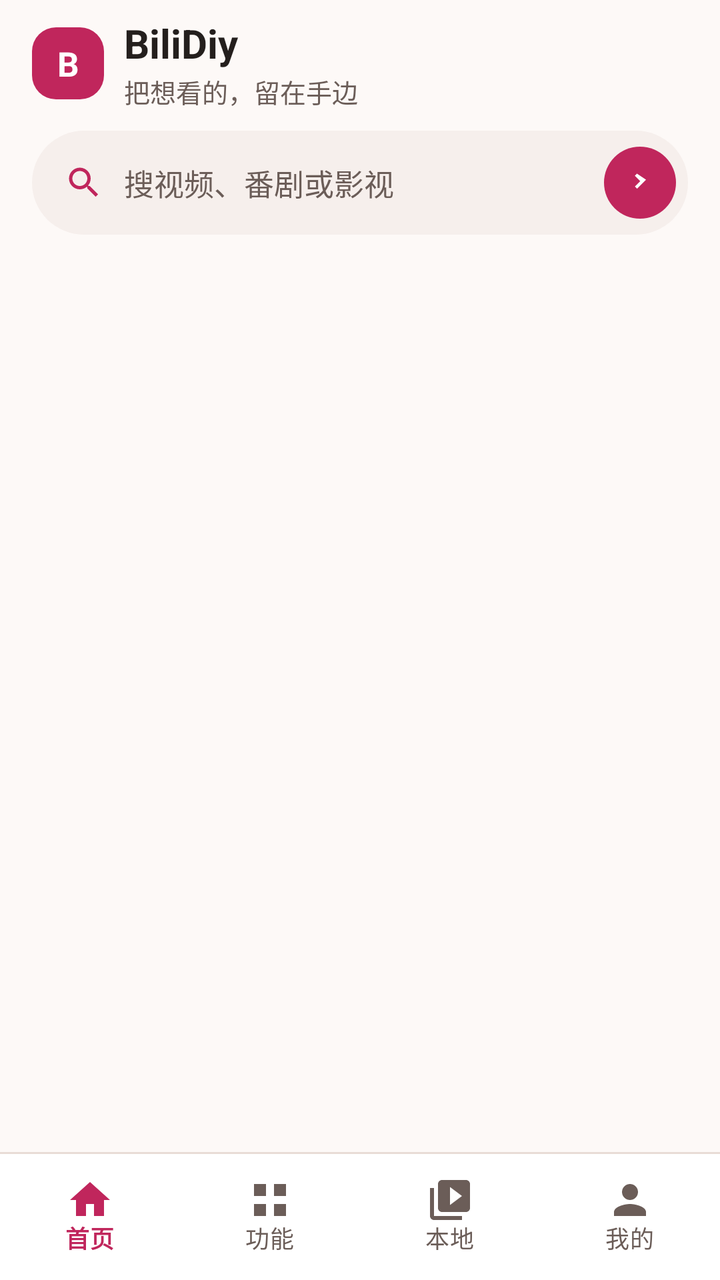
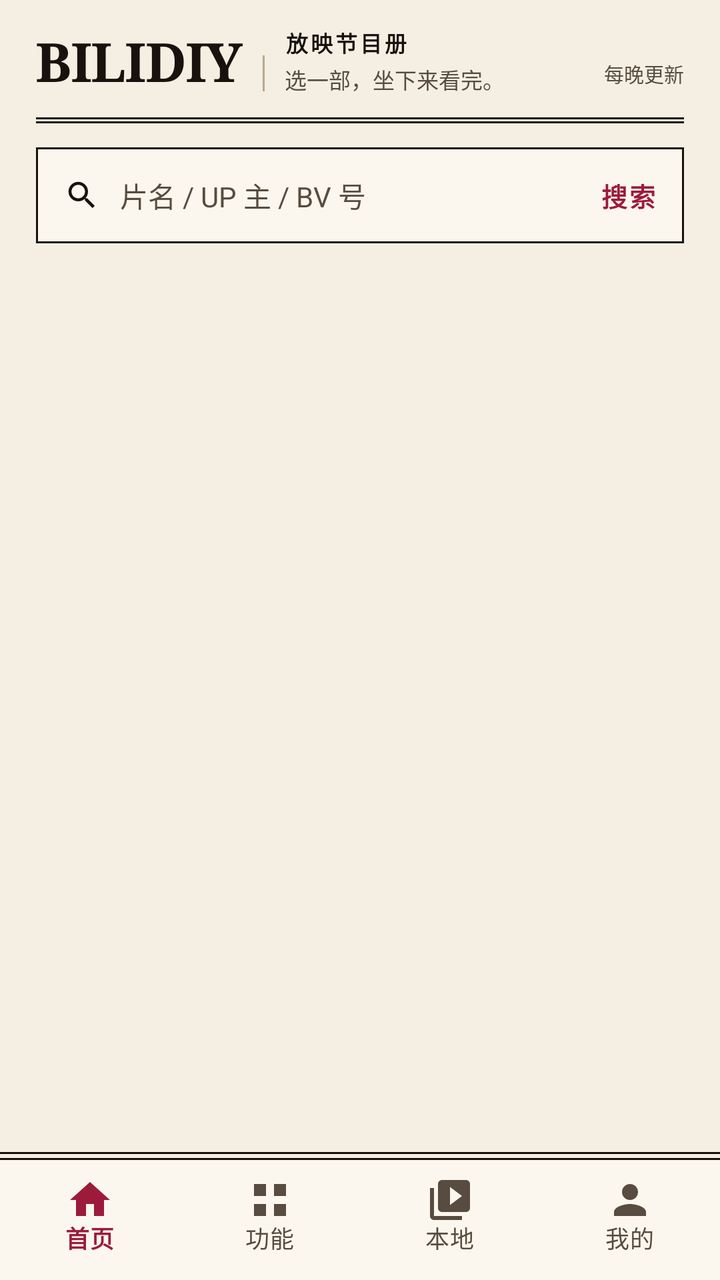

Screens rendered from an Android XML layout before and after an edit, with the pre-edit source and the edit as a unified diff.
<!-- AndroidManifest.xml: application theme Theme.BiliDiy -->
<!-- res/layout/activity_main.xml -->
<?xml version="1.0" encoding="utf-8"?>
<FrameLayout xmlns:android="http://schemas.android.com/apk/res/android"
    xmlns:app="http://schemas.android.com/apk/res-auto"
    android:id="@+id/pageRoot"
    android:layout_width="match_parent"
    android:layout_height="match_parent"
    android:background="@color/bg">

    <LinearLayout
        android:layout_width="match_parent"
        android:layout_height="match_parent"
        android:orientation="vertical">

        <LinearLayout
            android:id="@+id/appBar"
            android:layout_width="match_parent"
            android:layout_height="wrap_content"
            android:background="@color/bg"
            android:orientation="vertical">

            <LinearLayout
                android:id="@+id/headerContent"
                android:layout_width="match_parent"
                android:layout_height="wrap_content"
                android:orientation="vertical"
                android:paddingStart="@dimen/page_margin"
                android:paddingTop="8dp"
                android:paddingEnd="@dimen/page_margin"
                android:paddingBottom="10dp">

                <LinearLayout
                    android:layout_width="match_parent"
                    android:layout_height="wrap_content"
                    android:gravity="center_vertical"
                    android:orientation="horizontal">

                    <TextView
                        android:layout_width="36dp"
                        android:layout_height="36dp"
                        android:background="@drawable/bg_logo_mark"
                        android:contentDescription="BiliDiy"
                        android:gravity="center"
                        android:text="B"
                        android:textColor="@color/onPrimary"
                        android:textSize="17sp"
                        android:textStyle="bold" />

                    <LinearLayout
                        android:layout_width="0dp"
                        android:layout_height="wrap_content"
                        android:layout_marginStart="10dp"
                        android:layout_weight="1"
                        android:orientation="vertical">

                        <TextView
                            android:layout_width="wrap_content"
                            android:layout_height="wrap_content"
                            android:text="BiliDiy"
                            android:textAppearance="@style/TextAppearance.BiliDiy.TitleLarge" />

                        <TextView
                            android:layout_width="wrap_content"
                            android:layout_height="wrap_content"
                            android:layout_marginTop="1dp"
                            android:text="把想看的，留在手边"
                            android:textAppearance="@style/TextAppearance.BiliDiy.BodySmall" />
                    </LinearLayout>
                </LinearLayout>

                <LinearLayout
                    android:id="@+id/searchBox"
                    android:layout_width="match_parent"
                    android:layout_height="@dimen/search_height"
                    android:layout_marginTop="10dp"
                    android:background="@drawable/bg_search"
                    android:clickable="true"
                    android:focusable="true"
                    android:foreground="?attr/selectableItemBackground"
                    android:gravity="center_vertical"
                    android:orientation="horizontal"
                    android:paddingStart="16dp"
                    android:paddingEnd="6dp">

                    <ImageView
                        android:layout_width="20dp"
                        android:layout_height="20dp"
                        android:contentDescription="@null"
                        android:src="@drawable/ic_search"
                        app:tint="@color/primary" />

                    <TextView
                        android:layout_width="0dp"
                        android:layout_height="match_parent"
                        android:layout_marginStart="10dp"
                        android:layout_weight="1"
                        android:ellipsize="end"
                        android:gravity="center_vertical"
                        android:maxLines="1"
                        android:text="@string/search_hint"
                        android:textColor="@color/textSecondary"
                        android:textSize="15sp" />

                    <ImageView
                        android:layout_width="36dp"
                        android:layout_height="36dp"
                        android:background="@drawable/bg_search_go"
                        android:contentDescription="@string/search"
                        android:padding="9dp"
                        android:src="@drawable/ic_chevron_right"
                        app:tint="@color/onPrimary" />
                </LinearLayout>

                <TextView
                    android:id="@+id/tvAnnounce"
                    android:layout_width="match_parent"
                    android:layout_height="wrap_content"
                    android:layout_marginTop="8dp"
                    android:background="@drawable/bg_announce"
                    android:drawableStart="@drawable/ic_campaign"
                    android:drawablePadding="8dp"
                    android:drawableTint="@color/onPrimaryContainer"
                    android:ellipsize="end"
                    android:maxLines="1"
                    android:paddingStart="12dp"
                    android:paddingTop="9dp"
                    android:paddingEnd="12dp"
                    android:paddingBottom="9dp"
                    android:textColor="@color/onPrimaryContainer"
                    android:textSize="12sp"
                    android:visibility="gone" />
            </LinearLayout>
        </LinearLayout>

        <ProgressBar
            android:id="@+id/pbLoading"
            style="?android:attr/progressBarStyleHorizontal"
            android:layout_width="match_parent"
            android:layout_height="2dp"
            android:indeterminate="true"
            android:indeterminateTint="@color/primary"
            android:visibility="gone" />

        <FrameLayout
            android:layout_width="match_parent"
            android:layout_height="0dp"
            android:layout_weight="1">

            <androidx.recyclerview.widget.RecyclerView
                android:id="@+id/rvList"
                android:layout_width="match_parent"
                android:layout_height="match_parent"
                android:clipToPadding="false"
                android:overScrollMode="never"
                android:paddingStart="10dp"
                android:paddingTop="6dp"
                android:paddingEnd="10dp"
                android:paddingBottom="16dp" />

            <TextView
                android:id="@+id/tvEmpty"
                android:layout_width="match_parent"
                android:layout_height="wrap_content"
                android:layout_gravity="center"
                android:gravity="center"
                android:lineSpacingExtra="4dp"
                android:paddingStart="36dp"
                android:paddingEnd="36dp"
                android:textColor="@color/textSecondary"
                android:textSize="13sp"
                android:visibility="gone" />

            <com.google.android.material.floatingactionbutton.FloatingActionButton
                android:id="@+id/btnTop"
                android:layout_width="wrap_content"
                android:layout_height="wrap_content"
                android:layout_gravity="bottom|end"
                android:layout_marginEnd="16dp"
                android:layout_marginBottom="16dp"
                android:contentDescription="回到顶部"
                android:visibility="gone"
                app:backgroundTint="@color/primaryContainer"
                app:elevation="0dp"
                app:fabSize="mini"
                app:srcCompat="@drawable/ic_arrow_up"
                app:tint="@color/onPrimaryContainer" />
        </FrameLayout>

        <com.google.android.material.bottomnavigation.BottomNavigationView
            android:id="@+id/bottomNav"
            android:layout_width="match_parent"
            android:layout_height="wrap_content"
            android:background="@drawable/bg_nav_bar"
            android:minHeight="@dimen/bottom_nav_height"
            app:itemIconSize="24dp"
            app:itemIconTint="@color/nav_item_tint"
            app:itemRippleColor="@color/primaryContainer"
            app:itemTextColor="@color/nav_item_tint"
            app:labelVisibilityMode="labeled"
            app:menu="@menu/main_nav" />
    </LinearLayout>
</FrameLayout>
<!-- resources referenced by this layout -->
<resources>
  <color name="bg">#FDF9F7</color>
  <color name="onPrimary">#FFFFFF</color>
  <color name="onPrimaryContainer">#8A1A44</color>
  <color name="primary">#C0265C</color>
  <color name="primaryContainer">#FBE4EB</color>
  <color name="textSecondary">#6B5D58</color>
  <dimen name="bottom_nav_height">64dp</dimen>
  <dimen name="page_margin">16dp</dimen>
  <dimen name="search_height">52dp</dimen>
  <!-- drawable bg_announce (drawable) -->
  <?xml version="1.0" encoding="utf-8"?>
  <shape xmlns:android="http://schemas.android.com/apk/res/android" android:shape="rectangle">
      <solid android:color="@color/pinkLight" />
      <stroke android:width="1dp" android:color="@color/pinkBorder" />
      <corners android:radius="16dp" />
  </shape>
  <!-- drawable bg_logo_mark (drawable) -->
  <?xml version="1.0" encoding="utf-8"?>
  <shape xmlns:android="http://schemas.android.com/apk/res/android" android:shape="rectangle">
      <solid android:color="@color/pink" />
      <corners android:radius="12dp" />
  </shape>
  <!-- drawable bg_nav_bar (drawable) -->
  <?xml version="1.0" encoding="utf-8"?>
  <layer-list xmlns:android="http://schemas.android.com/apk/res/android">
      <item>
          <shape android:shape="rectangle">
              <solid android:color="@color/line" />
          </shape>
      </item>
      <item android:top="1dp">
          <shape android:shape="rectangle">
              <solid android:color="@color/surface" />
          </shape>
      </item>
  </layer-list>
  <!-- drawable bg_search (drawable) -->
  <?xml version="1.0" encoding="utf-8"?>
  <shape xmlns:android="http://schemas.android.com/apk/res/android" android:shape="rectangle">
      <solid android:color="@color/surfaceContainer" />
      <corners android:radius="26dp" />
  </shape>
  <!-- drawable bg_search_go (drawable) -->
  <?xml version="1.0" encoding="utf-8"?>
  <shape xmlns:android="http://schemas.android.com/apk/res/android" android:shape="oval">
      <solid android:color="@color/pink" />
  </shape>
  <!-- drawable ic_arrow_up (drawable) -->
  <?xml version="1.0" encoding="utf-8"?>
  <vector xmlns:android="http://schemas.android.com/apk/res/android"
      android:width="24dp" android:height="24dp" android:viewportWidth="24" android:viewportHeight="24">
      <path android:fillColor="#FF000000" android:pathData="M12,4L20,12H15V20H9V12H4Z" />
  </vector>
  <!-- drawable ic_chevron_right (drawable) -->
  <?xml version="1.0" encoding="utf-8"?>
  <vector xmlns:android="http://schemas.android.com/apk/res/android"
      android:width="24dp"
      android:height="24dp"
      android:viewportWidth="24"
      android:viewportHeight="24">
      <path android:fillColor="#FF000000" android:pathData="M10,6L8.59,7.41 12.17,11 8.59,14.59 10,16l6,-6z" />
  </vector>
  <string name="search">搜一下</string>
  <string name="search_hint">搜视频、番剧或影视</string>
  <style name="TextAppearance.BiliDiy.BodySmall">
          <item name="android:textSize">13sp</item>
          <item name="android:textColor">@color/textSecondary</item>
          <item name="android:lineSpacingMultiplier">1.15</item>
      </style>
  <style name="TextAppearance.BiliDiy.TitleLarge">
          <item name="android:textSize">20sp</item>
          <item name="android:textStyle">bold</item>
          <item name="android:textColor">@color/textMain</item>
          <item name="android:includeFontPadding">false</item>
      </style>
  <color name="pinkLight">@color/primaryContainer</color>
  <color name="pinkBorder">#E9C6D2</color>
  <color name="pink">@color/primary</color>
  <color name="line">#E8DCD6</color>
  <color name="surface">#FFFFFF</color>
  <color name="surfaceContainer">#F6EFEC</color>
  <color name="textMain">#241F1D</color>
  <color name="peach">#8A6A12</color>
  <color name="ok">#2E7D48</color>
  <color name="surfaceContainerHigh">#EFE5E1</color>
  <color name="bad">#C0392B</color>
  <!-- unchanged entries left out for length: 3 -->
</resources>

<!-- the commit's change to res/layout/activity_main.xml (unified diff, before → after) -->
@@ -24,69 +24,97 @@
                 android:layout_height="wrap_content"
                 android:orientation="vertical"
                 android:paddingStart="@dimen/page_margin"
-                android:paddingTop="8dp"
+                android:paddingTop="12dp"
                 android:paddingEnd="@dimen/page_margin"
-                android:paddingBottom="10dp">
+                android:paddingBottom="0dp">
 
                 <LinearLayout
                     android:layout_width="match_parent"
                     android:layout_height="wrap_content"
-                    android:gravity="center_vertical"
+                    android:baselineAligned="true"
+                    android:gravity="bottom"
                     android:orientation="horizontal">
 
                     <TextView
-                        android:layout_width="36dp"
-                        android:layout_height="36dp"
-                        android:background="@drawable/bg_logo_mark"
-                        android:contentDescription="BiliDiy"
-                        android:gravity="center"
-                        android:text="B"
-                        android:textColor="@color/onPrimary"
-                        android:textSize="17sp"
+                        android:layout_width="wrap_content"
+                        android:layout_height="wrap_content"
+                        android:fontFamily="serif"
+                        android:letterSpacing="-0.02"
+                        android:text="BILIDIY"
+                        android:textColor="@color/textMain"
+                        android:textSize="27sp"
                         android:textStyle="bold" />
+
+                    <View
+                        android:layout_width="1dp"
+                        android:layout_height="18dp"
+                        android:layout_marginStart="10dp"
+                        android:layout_marginEnd="10dp"
+                        android:layout_marginBottom="3dp"
+                        android:background="@color/line" />
 
                     <LinearLayout
                         android:layout_width="0dp"
                         android:layout_height="wrap_content"
-                        android:layout_marginStart="10dp"
                         android:layout_weight="1"
-                        android:orientation="vertical">
+                        android:orientation="vertical"
+                        android:paddingBottom="1dp">
 
                         <TextView
                             android:layout_width="wrap_content"
                             android:layout_height="wrap_content"
-                            android:text="BiliDiy"
-                            android:textAppearance="@style/TextAppearance.BiliDiy.TitleLarge" />
+                            android:fontFamily="sans-serif"
+                            android:letterSpacing="0.12"
+                            android:text="放映节目册"
+                            android:textColor="@color/textMain"
+                            android:textSize="11sp"
+                            android:textStyle="bold" />
 
                         <TextView
                             android:layout_width="wrap_content"
                             android:layout_height="wrap_content"
-                            android:layout_marginTop="1dp"
-                            android:text="把想看的，留在手边"
-                            android:textAppearance="@style/TextAppearance.BiliDiy.BodySmall" />
+                            android:layout_marginTop="2dp"
+                            android:fontFamily="sans-serif"
+                            android:text="选一部，坐下来看完。"
+                            android:textColor="@color/textSecondary"
+                            android:textSize="11sp" />
                     </LinearLayout>
+
+                    <TextView
+                        android:layout_width="wrap_content"
+                        android:layout_height="wrap_content"
+                        android:fontFamily="monospace"
+                        android:text="每晚更新"
+                        android:textColor="@color/textSecondary"
+                        android:textSize="10sp" />
                 </LinearLayout>
+
+                <View
+                    android:layout_width="match_parent"
+                    android:layout_height="3dp"
+                    android:layout_marginTop="10dp"
+                    android:background="@drawable/bg_rule_double" />
 
                 <LinearLayout
                     android:id="@+id/searchBox"
                     android:layout_width="match_parent"
                     android:layout_height="@dimen/search_height"
-                    android:layout_marginTop="10dp"
+                    android:layout_marginTop="12dp"
                     android:background="@drawable/bg_search"
                     android:clickable="true"
                     android:focusable="true"
                     android:foreground="?attr/selectableItemBackground"
                     android:gravity="center_vertical"
                     android:orientation="horizontal"
-                    android:paddingStart="16dp"
-                    android:paddingEnd="6dp">
+                    android:paddingStart="14dp"
+                    android:paddingEnd="0dp">
 
                     <ImageView
-                        android:layout_width="20dp"
-                        android:layout_height="20dp"
+                        android:layout_width="18dp"
+                        android:layout_height="18dp"
                         android:contentDescription="@null"
                         android:src="@drawable/ic_search"
-                        app:tint="@color/primary" />
+                        app:tint="@color/textMain" />
 
                     <TextView
                         android:layout_width="0dp"
@@ -94,38 +122,44 @@
                         android:layout_marginStart="10dp"
                         android:layout_weight="1"
                         android:ellipsize="end"
+                        android:fontFamily="sans-serif"
                         android:gravity="center_vertical"
                         android:maxLines="1"
                         android:text="@string/search_hint"
                         android:textColor="@color/textSecondary"
-                        android:textSize="15sp" />
-
-                    <ImageView
-                        android:layout_width="36dp"
-                        android:layout_height="36dp"
-                        android:background="@drawable/bg_search_go"
-                        android:contentDescription="@string/search"
-                        android:padding="9dp"
-                        android:src="@drawable/ic_chevron_right"
-                        app:tint="@color/onPrimary" />
+                        android:textSize="14sp" />
+
+                    <TextView
+                        android:layout_width="wrap_content"
+                        android:layout_height="match_parent"
+                        android:fontFamily="sans-serif"
+                        android:gravity="center"
+                        android:letterSpacing="0.06"
+                        android:paddingStart="12dp"
+                        android:paddingEnd="14dp"
+                        android:text="搜索"
+                        android:textColor="@color/primary"
+                        android:textSize="13sp"
+                        android:textStyle="bold" />
                 </LinearLayout>
 
                 <TextView
                     android:id="@+id/tvAnnounce"
                     android:layout_width="match_parent"
                     android:layout_height="wrap_content"
-                    android:layout_marginTop="8dp"
+                    android:layout_marginTop="10dp"
                     android:background="@drawable/bg_announce"
                     android:drawableStart="@drawable/ic_campaign"
                     android:drawablePadding="8dp"
-                    android:drawableTint="@color/onPrimaryContainer"
+                    android:drawableTint="@color/onBrandDeco"
                     android:ellipsize="end"
+                    android:fontFamily="sans-serif"
                     android:maxLines="1"
-                    android:paddingStart="12dp"
-                    android:paddingTop="9dp"
-                    android:paddingEnd="12dp"
-                    android:paddingBottom="9dp"
-                    android:textColor="@color/onPrimaryContainer"
+                    android:paddingStart="10dp"
+                    android:paddingTop="8dp"
+                    android:paddingEnd="10dp"
+                    android:paddingBottom="8dp"
+                    android:textColor="@color/onBrandDeco"
                     android:textSize="12sp"
                     android:visibility="gone" />
             </LinearLayout>
@@ -151,9 +185,9 @@
                 android:layout_height="match_parent"
                 android:clipToPadding="false"
                 android:overScrollMode="never"
-                android:paddingStart="10dp"
-                android:paddingTop="6dp"
-                android:paddingEnd="10dp"
+                android:paddingStart="13dp"
+                android:paddingTop="12dp"
+                android:paddingEnd="13dp"
                 android:paddingBottom="16dp" />
 
             <TextView
@@ -161,6 +195,7 @@
                 android:layout_width="match_parent"
                 android:layout_height="wrap_content"
                 android:layout_gravity="center"
+                android:fontFamily="sans-serif"
                 android:gravity="center"
                 android:lineSpacingExtra="4dp"
                 android:paddingStart="36dp"
@@ -178,11 +213,12 @@
                 android:layout_marginBottom="16dp"
                 android:contentDescription="回到顶部"
                 android:visibility="gone"
-                app:backgroundTint="@color/primaryContainer"
+                app:backgroundTint="@color/primary"
                 app:elevation="0dp"
                 app:fabSize="mini"
+                app:shapeAppearanceOverlay="@style/ShapeAppearance.BiliDiy.Square"
                 app:srcCompat="@drawable/ic_arrow_up"
-                app:tint="@color/onPrimaryContainer" />
+                app:tint="@color/onPrimary" />
         </FrameLayout>
 
         <com.google.android.material.bottomnavigation.BottomNavigationView
@@ -191,6 +227,7 @@
             android:layout_height="wrap_content"
             android:background="@drawable/bg_nav_bar"
             android:minHeight="@dimen/bottom_nav_height"
+            app:itemActiveIndicatorStyle="@style/Widget.BiliDiy.NavIndicator"
             app:itemIconSize="24dp"
             app:itemIconTint="@color/nav_item_tint"
             app:itemRippleColor="@color/primaryContainer"
<!-- resource entries referenced after the edit -->
@@ -1,51 +1,66 @@
 <!-- resources referenced by this layout -->
 <resources>
-  <color name="bg">#FDF9F7</color>
-  <color name="onPrimary">#FFFFFF</color>
-  <color name="onPrimaryContainer">#8A1A44</color>
-  <color name="primary">#C0265C</color>
-  <color name="primaryContainer">#FBE4EB</color>
-  <color name="textSecondary">#6B5D58</color>
+  <color name="bg">#F5EFE3</color>
+  <color name="onPrimary">#FFF8EE</color>
+  <color name="onPrimaryContainer">#6B0F27</color>
+  <color name="primary">#9C1B3B</color>
+  <color name="primaryContainer">#F5D6DD</color>
+  <color name="textSecondary">#574C3F</color>
   <dimen name="bottom_nav_height">64dp</dimen>
-  <dimen name="page_margin">16dp</dimen>
-  <dimen name="search_height">52dp</dimen>
+  <dimen name="page_margin">18dp</dimen>
+  <dimen name="search_height">48dp</dimen>
   <!-- drawable bg_announce (drawable) -->
   <?xml version="1.0" encoding="utf-8"?>
   <shape xmlns:android="http://schemas.android.com/apk/res/android" android:shape="rectangle">
-      <solid android:color="@color/pinkLight" />
-      <stroke android:width="1dp" android:color="@color/pinkBorder" />
-      <corners android:radius="16dp" />
-  </shape>
-  <!-- drawable bg_logo_mark (drawable) -->
-  <?xml version="1.0" encoding="utf-8"?>
-  <shape xmlns:android="http://schemas.android.com/apk/res/android" android:shape="rectangle">
-      <solid android:color="@color/pink" />
-      <corners android:radius="12dp" />
+      <solid android:color="@color/brandDeco" />
+      <corners android:radius="0dp" />
   </shape>
   <!-- drawable bg_nav_bar (drawable) -->
   <?xml version="1.0" encoding="utf-8"?>
   <layer-list xmlns:android="http://schemas.android.com/apk/res/android">
       <item>
           <shape android:shape="rectangle">
-              <solid android:color="@color/line" />
+              <solid android:color="@color/textMain" />
           </shape>
       </item>
       <item android:top="1dp">
           <shape android:shape="rectangle">
+              <solid android:color="@color/bg" />
+          </shape>
+      </item>
+      <item android:top="3dp">
+          <shape android:shape="rectangle">
+              <solid android:color="@color/textMain" />
+          </shape>
+      </item>
+      <item android:top="4dp">
+          <shape android:shape="rectangle">
               <solid android:color="@color/surface" />
+          </shape>
+      </item>
+  </layer-list>
+  <!-- drawable bg_rule_double (drawable) -->
+  <?xml version="1.0" encoding="utf-8"?>
+  <layer-list xmlns:android="http://schemas.android.com/apk/res/android">
+      <item android:gravity="top">
+          <shape android:shape="rectangle">
+              <size android:height="1dp" />
+              <solid android:color="@color/textMain" />
+          </shape>
+      </item>
+      <item android:gravity="bottom">
+          <shape android:shape="rectangle">
+              <size android:height="1dp" />
+              <solid android:color="@color/textMain" />
           </shape>
       </item>
   </layer-list>
   <!-- drawable bg_search (drawable) -->
   <?xml version="1.0" encoding="utf-8"?>
   <shape xmlns:android="http://schemas.android.com/apk/res/android" android:shape="rectangle">
-      <solid android:color="@color/surfaceContainer" />
-      <corners android:radius="26dp" />
-  </shape>
-  <!-- drawable bg_search_go (drawable) -->
-  <?xml version="1.0" encoding="utf-8"?>
-  <shape xmlns:android="http://schemas.android.com/apk/res/android" android:shape="oval">
-      <solid android:color="@color/pink" />
+      <solid android:color="@color/surface" />
+      <stroke android:width="1dp" android:color="@color/textMain" />
+      <corners android:radius="0dp" />
   </shape>
   <!-- drawable ic_arrow_up (drawable) -->
   <?xml version="1.0" encoding="utf-8"?>
@@ -53,39 +68,28 @@
       android:width="24dp" android:height="24dp" android:viewportWidth="24" android:viewportHeight="24">
       <path android:fillColor="#FF000000" android:pathData="M12,4L20,12H15V20H9V12H4Z" />
   </vector>
-  <!-- drawable ic_chevron_right (drawable) -->
-  <?xml version="1.0" encoding="utf-8"?>
-  <vector xmlns:android="http://schemas.android.com/apk/res/android"
-      android:width="24dp"
-      android:height="24dp"
-      android:viewportWidth="24"
-      android:viewportHeight="24">
-      <path android:fillColor="#FF000000" android:pathData="M10,6L8.59,7.41 12.17,11 8.59,14.59 10,16l6,-6z" />
-  </vector>
-  <string name="search">搜一下</string>
-  <string name="search_hint">搜视频、番剧或影视</string>
-  <style name="TextAppearance.BiliDiy.BodySmall">
-          <item name="android:textSize">13sp</item>
-          <item name="android:textColor">@color/textSecondary</item>
-          <item name="android:lineSpacingMultiplier">1.15</item>
+  <string name="search_hint">片名 / UP 主 / BV 号</string>
+  <style name="ShapeAppearance.BiliDiy.Square" parent="ShapeAppearance.Material3.Corner.None">
+          <item name="cornerSize">2dp</item>
       </style>
-  <style name="TextAppearance.BiliDiy.TitleLarge">
-          <item name="android:textSize">20sp</item>
-          <item name="android:textStyle">bold</item>
-          <item name="android:textColor">@color/textMain</item>
-          <item name="android:includeFontPadding">false</item>
+  <style name="Widget.BiliDiy.NavIndicator" parent="Widget.Material3.BottomNavigationView.ActiveIndicator">
+          <item name="android:color">@color/primaryContainer</item>
+          <item name="shapeAppearance">@style/ShapeAppearance.BiliDiy.NavIndicator</item>
       </style>
-  <color name="pinkLight">@color/primaryContainer</color>
-  <color name="pinkBorder">#E9C6D2</color>
-  <color name="pink">@color/primary</color>
-  <color name="line">#E8DCD6</color>
-  <color name="surface">#FFFFFF</color>
-  <color name="surfaceContainer">#F6EFEC</color>
-  <color name="textMain">#241F1D</color>
-  <color name="peach">#8A6A12</color>
-  <color name="ok">#2E7D48</color>
-  <color name="surfaceContainerHigh">#EFE5E1</color>
-  <color name="bad">#C0392B</color>
+  <color name="brandDeco">#FB7299</color>
+  <color name="line">#B9A88F</color>
+  <color name="onBrandDeco">#17120D</color>
+  <color name="surface">#FCF7EE</color>
+  <style name="ShapeAppearance.BiliDiy.NavIndicator" parent="">
+          <item name="cornerFamily">rounded</item>
+          <item name="cornerSize">2dp</item>
+      </style>
+  <color name="surfaceContainer">#E8DECD</color>
+  <color name="textMain">#17120D</color>
+  <color name="peach">#8A5A00</color>
+  <color name="ok">#2E6B49</color>
+  <color name="surfaceContainerHigh">#DCD0BC</color>
+  <color name="bad">#A2261D</color>
   <!-- unchanged entries left out for length: 3 -->
 </resources>
 
